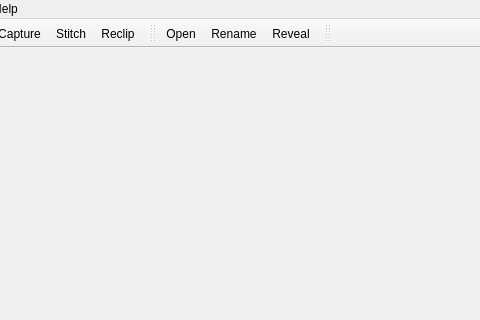
Before: the Qt Designer form src/View/ui/MainWindow.ui in Carrot-shreds/score_capture, drawn with Qt 5; both pictures show x 139 to 619 and y 0 to 320 of the 1300 by 785 pixel window.
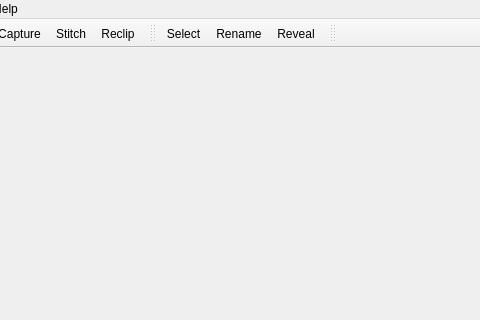
After: the same form once the commit is applied.

Diff of the .ui file:
```diff
--- a/src/View/ui/MainWindow.ui
+++ b/src/View/ui/MainWindow.ui
@@ -176,7 +176,7 @@
   </action>
   <action name="action_select_folder">
    <property name="text">
-    <string>Open</string>
+    <string>Select</string>
    </property>
    <property name="toolTip">
     <string>Select a folder as working dir.</string>
```
